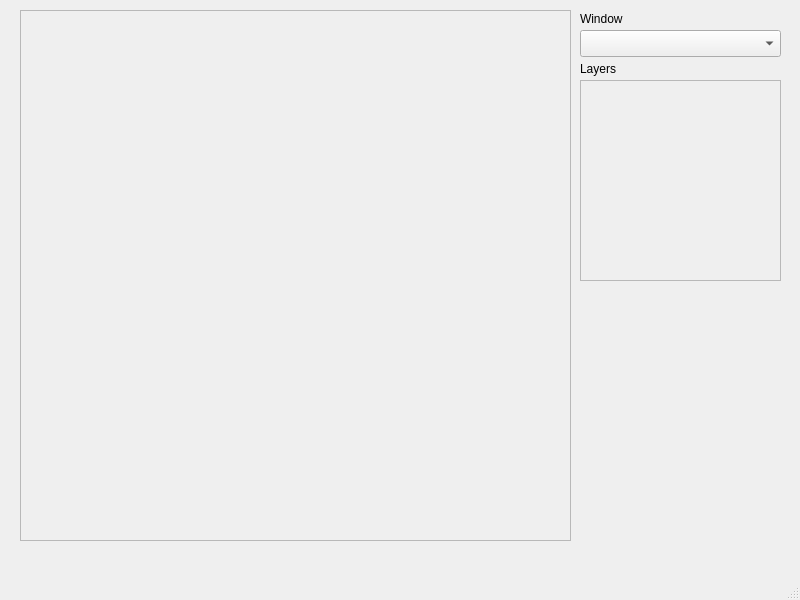
Old version of the form Vision/VisionWrapper/mainwindow.ui in the repository NUbots/robocup.
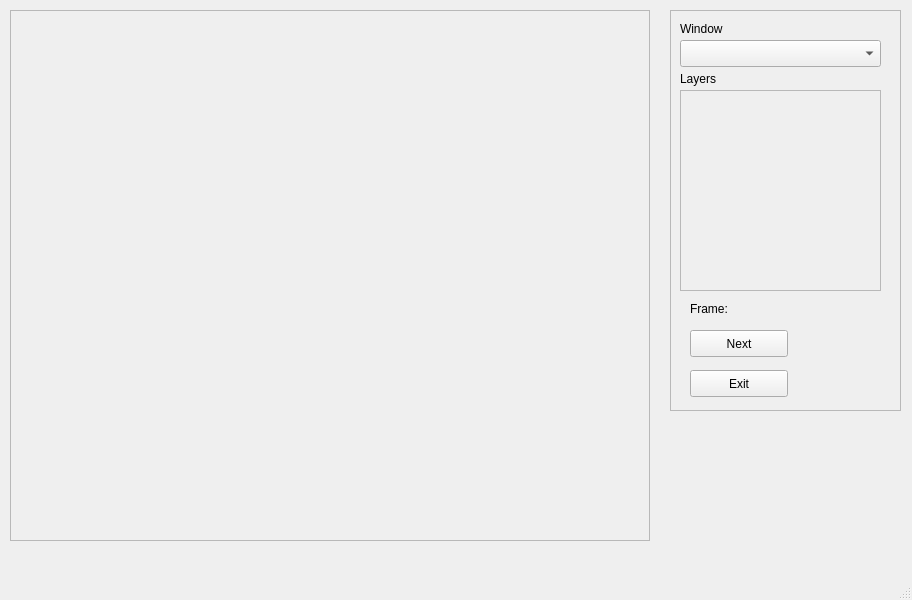
New version of the form.

Diff of the .ui file:
```diff
--- a/Vision/VisionWrapper/mainwindow.ui
+++ b/Vision/VisionWrapper/mainwindow.ui
@@ -6,34 +6,120 @@
    <rect>
     <x>0</x>
     <y>0</y>
-    <width>800</width>
+    <width>912</width>
     <height>600</height>
    </rect>
   </property>
+  <property name="sizePolicy">
+   <sizepolicy hsizetype="Preferred" vsizetype="Preferred">
+    <horstretch>2</horstretch>
+    <verstretch>0</verstretch>
+   </sizepolicy>
+  </property>
   <property name="windowTitle">
    <string>MainWindow</string>
   </property>
   <widget class="QWidget" name="centralwidget">
-   <widget class="QFrame" name="windowFrame">
+   <widget class="QScrollArea" name="windowsScrollArea">
     <property name="geometry">
      <rect>
-      <x>20</x>
+      <x>10</x>
       <y>10</y>
-      <width>551</width>
+      <width>640</width>
       <height>531</height>
      </rect>
     </property>
+    <property name="sizePolicy">
+     <sizepolicy hsizetype="Fixed" vsizetype="Expanding">
+      <horstretch>0</horstretch>
+      <verstretch>0</verstretch>
+     </sizepolicy>
+    </property>
+    <property name="widgetResizable">
+     <bool>true</bool>
+    </property>
+    <widget class="QWidget" name="scrollAreaWidgetContents_2">
+     <property name="geometry">
+      <rect>
+       <x>0</x>
+       <y>0</y>
+       <width>638</width>
+       <height>529</height>
+      </rect>
+     </property>
+    </widget>
+   </widget>
+   <widget class="QFrame" name="frame">
+    <property name="geometry">
+     <rect>
+      <x>670</x>
+      <y>10</y>
+      <width>231</width>
+      <height>401</height>
+     </rect>
+    </property>
     <property name="frameShape">
      <enum>QFrame::StyledPanel</enum>
     </property>
     <property name="frameShadow">
      <enum>QFrame::Raised</enum>
     </property>
+    <widget class="QLabel" name="label_2">
+     <property name="geometry">
+      <rect>
+       <x>10</x>
+       <y>60</y>
+       <width>66</width>
+       <height>17</height>
+      </rect>
+     </property>
+     <property name="text">
+      <string>Layers</string>
+     </property>
+    </widget>
+    <widget class="QPushButton" name="exit_pb">
+     <property name="geometry">
+      <rect>
+       <x>20</x>
+       <y>360</y>
+       <width>98</width>
+       <height>27</height>
+      </rect>
+     </property>
+     <property name="text">
+      <string>Exit</string>
+     </property>
+    </widget>
+    <widget class="QLabel" name="label_frame">
+     <property name="geometry">
+      <rect>
+       <x>20</x>
+       <y>290</y>
+       <width>71</width>
+       <height>17</height>
+      </rect>
+     </property>
+     <property name="text">
+      <string>Frame: </string>
+     </property>
+    </widget>
+    <widget class="QPushButton" name="next_pb">
+     <property name="geometry">
+      <rect>
+       <x>20</x>
+       <y>320</y>
+       <width>98</width>
+       <height>27</height>
+      </rect>
+     </property>
+     <property name="text">
+      <string>Next</string>
+     </property>
    </widget>
    <widget class="QComboBox" name="windowComboBox">
     <property name="geometry">
      <rect>
-      <x>580</x>
+       <x>10</x>
       <y>30</y>
       <width>201</width>
       <height>27</height>
@@ -43,7 +129,7 @@
    <widget class="QLabel" name="label">
     <property name="geometry">
      <rect>
-      <x>580</x>
+       <x>10</x>
       <y>10</y>
       <width>66</width>
       <height>17</height>
@@ -56,7 +142,7 @@
    <widget class="QScrollArea" name="layersScrollArea">
     <property name="geometry">
      <rect>
-      <x>580</x>
+       <x>10</x>
       <y>80</y>
       <width>201</width>
       <height>201</height>
@@ -76,18 +162,6 @@
      </property>
     </widget>
    </widget>
-   <widget class="QLabel" name="label_2">
-    <property name="geometry">
-     <rect>
-      <x>580</x>
-      <y>60</y>
-      <width>66</width>
-      <height>17</height>
-     </rect>
-    </property>
-    <property name="text">
-     <string>Layers</string>
-    </property>
    </widget>
   </widget>
   <widget class="QMenuBar" name="menubar">
```
Left out of the diff: 4 changed lines with no effect on the pictures. Lines whose indentation alone changed are shown as unchanged.
